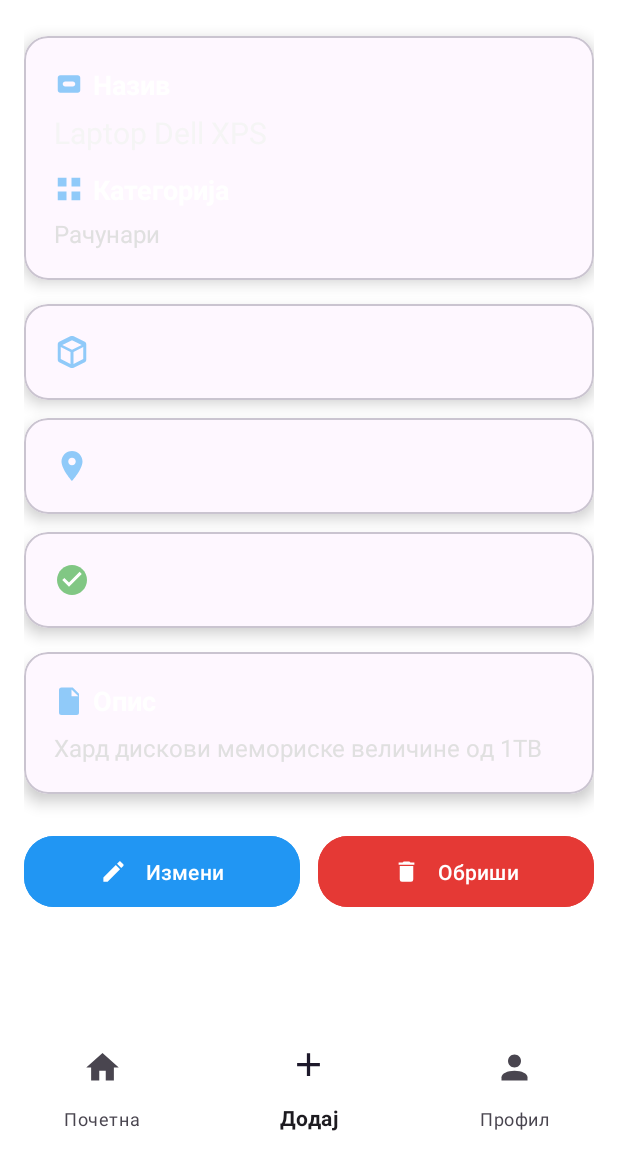
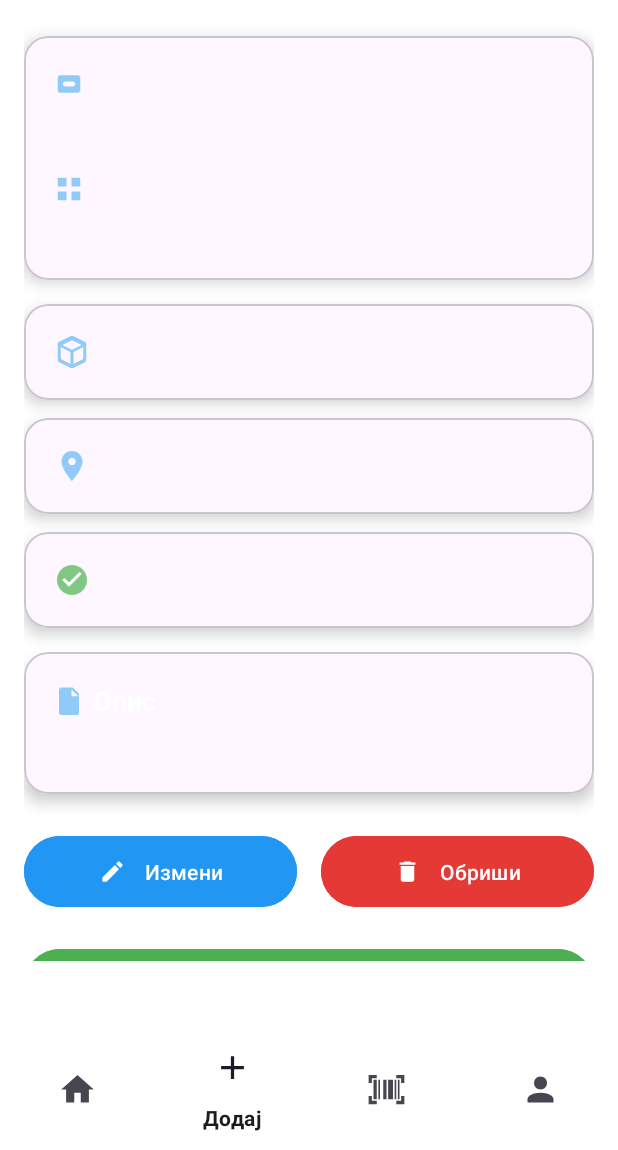
Before and after one commit to code028/inventar, an Android app: the fragment ItemDetailFragment placed in its activity, item 2 of the bottom bar chosen, on a phone screen of 412 x 824 dp, the part 86-1236 px from its top. Run offline under Robolectric (Android 15) with nearby library versions, the phone set to English and light mode, and no system bars; our stand-ins replace Dagger/Hilt's generated code, Firebase (no records; nobody signed in at launch, a user with empty details on screens opened directly), navigation-ui.

Commit message:
Qr Code added with gallery saving option

```diff
--- a/app/src/main/AndroidManifest.xml
+++ b/app/src/main/AndroidManifest.xml
@@ -1,6 +1,11 @@
 <?xml version="1.0" encoding="utf-8"?>
 <manifest xmlns:android="http://schemas.android.com/apk/res/android"
     xmlns:tools="http://schemas.android.com/tools">
+    <uses-permission-sdk-23 android:name="android.permission.CAMERA"/>
+    <uses-permission android:name="android.permission.WRITE_EXTERNAL_STORAGE"
+        android:maxSdkVersion="28"/>
+    <uses-permission android:name="android.permission.READ_EXTERNAL_STORAGE"/>
+
 
     <application
         android:name=".InventoryApp"
--- a/app/src/main/java/com/code028/inventoryapp/data/repository/InventoryRepository.kt
+++ b/app/src/main/java/com/code028/inventoryapp/data/repository/InventoryRepository.kt
@@ -22,7 +22,6 @@ class InventoryRepository @Inject constructor(
             )
         )
     }
-
 
     fun getUserItems(userId: String) =
         inventoryRef
--- a/app/src/main/java/com/code028/inventoryapp/ui/inventory/InventoryViewModel.kt
+++ b/app/src/main/java/com/code028/inventoryapp/ui/inventory/InventoryViewModel.kt
@@ -34,6 +34,5 @@ class InventoryViewModel @Inject constructor(
         val uid = authRepository.currentUser()?.uid ?: return onResult(emptyList())
         repo.getAllUserLocations(uid, onResult)
     }
-
-
+    fun getUserId(): String? = authRepository.currentUser()?.uid
 }
--- /dev/null
+++ b/app/src/main/res/drawable/ic_qr_code.xml
@@ -0,0 +1,21 @@
+<vector xmlns:android="http://schemas.android.com/apk/res/android"
+    android:width="24dp"
+    android:height="24dp"
+    android:viewportWidth="24"
+    android:viewportHeight="24">
+
+    <!-- Spoljni okvir -->
+    <path
+        android:fillColor="#FFFFFF"
+        android:pathData="M3,3h7v7H3zM14,3h7v7h-7zM3,14h7v7H3zM14,14h7v7h-7z" />
+
+    <!-- Unutrašње тачке (пиксели) -->
+    <path
+        android:fillColor="#FFFFFF"
+        android:pathData="M10,10h1v1h-1zM12,10h1v1h-1zM10,12h1v1h-1zM12,12h1v1h-1z" />
+
+    <!-- Још неколико блокова за осећај QR кода -->
+    <path
+        android:fillColor="#FFFFFF"
+        android:pathData="M16,11h2v2h-2zM18,16h2v2h-2zM6,16h2v2H6zM16,6h2v2h-2z" />
+</vector>
--- /dev/null
+++ b/app/src/main/res/drawable/qr_code_scanner.xml
@@ -0,0 +1,5 @@
+<vector xmlns:android="http://schemas.android.com/apk/res/android" android:height="24dp" android:tint="#E1D3D3" android:viewportHeight="960" android:viewportWidth="960" android:width="24dp">
+
+    <path android:fillColor="@android:color/white" android:pathData="M40,840L40,640L120,640L120,760L240,760L240,840L40,840ZM720,840L720,760L840,760L840,640L920,640L920,840L720,840ZM160,720L160,240L240,240L240,720L160,720ZM280,720L280,240L320,240L320,720L280,720ZM400,720L400,240L480,240L480,720L400,720ZM520,720L520,240L640,240L640,720L520,720ZM680,720L680,240L720,240L720,720L680,720ZM760,720L760,240L800,240L800,720L760,720ZM40,320L40,120L240,120L240,200L120,200L120,320L40,320ZM840,320L840,200L720,200L720,120L920,120L920,320L840,320Z"/>
+
+</vector>
--- a/app/src/main/res/layout/fragment_item_detail.xml
+++ b/app/src/main/res/layout/fragment_item_detail.xml
@@ -20,40 +20,6 @@
             android:textColor="#90CAF9"
             android:layout_marginBottom="24dp"
             android:layout_gravity="center"/>
-
-        <!-- Naziv и категорија -->
-<!--        <com.google.android.material.card.MaterialCardView-->
-<!--            android:layout_width="match_parent"-->
-<!--            android:layout_height="wrap_content"-->
-<!--            app:cardCornerRadius="16dp"-->
-<!--            app:cardElevation="6dp"-->
-<!--            android:layout_marginBottom="16dp">-->
-
-<!--            <LinearLayout-->
-<!--                android:layout_width="match_parent"-->
-<!--                android:layout_height="wrap_content"-->
-<!--                android:orientation="vertical"-->
-<!--                android:padding="20dp">-->
-
-<!--                <TextView-->
-<!--                    android:id="@+id/tvName"-->
-<!--                    android:layout_width="match_parent"-->
-<!--                    android:layout_height="wrap_content"-->
-<!--                    android:text=""-->
-<!--                    android:textSize="24sp"-->
-<!--                    android:textStyle="bold"-->
-<!--                    android:textColor="#FFFFFF" />-->
-
-<!--                <TextView-->
-<!--                    android:id="@+id/tvCategory"-->
-<!--                    android:layout_width="wrap_content"-->
-<!--                    android:layout_height="wrap_content"-->
-<!--                    android:text=""-->
-<!--                    android:textSize="16sp"-->
-<!--                    android:textColor="#E0E0E0"-->
-<!--                    android:layout_marginTop="4dp"/>-->
-<!--            </LinearLayout>-->
-<!--        </com.google.android.material.card.MaterialCardView>-->
 
         <!-- Naziv и категорија -->
         <com.google.android.material.card.MaterialCardView
@@ -87,7 +53,7 @@
                     <TextView
                         android:layout_width="wrap_content"
                         android:layout_height="wrap_content"
-                        android:text="Назив"
+                        android:text=""
                         android:textSize="18sp"
                         android:textStyle="bold"
                         android:textColor="#FFFFFF"/>
@@ -98,7 +64,7 @@
                     android:id="@+id/tvName"
                     android:layout_width="match_parent"
                     android:layout_height="wrap_content"
-                    android:text="Laptop Dell XPS"
+                    android:text=""
                     android:textSize="20sp"
                     android:textColor="#F5F5F5"
                     android:layout_marginBottom="12dp"/>
@@ -121,7 +87,7 @@
                     <TextView
                         android:layout_width="wrap_content"
                         android:layout_height="wrap_content"
-                        android:text="Категорија"
+                        android:text=""
                         android:textSize="18sp"
                         android:textStyle="bold"
                         android:textColor="#FFFFFF"/>
@@ -132,7 +98,7 @@
                     android:id="@+id/tvCategory"
                     android:layout_width="match_parent"
                     android:layout_height="wrap_content"
-                    android:text="Рачунари"
+                    android:text=""
                     android:textSize="16sp"
                     android:textColor="#E0E0E0"/>
             </LinearLayout>
@@ -278,7 +244,7 @@
                     android:id="@+id/tvDescription"
                     android:layout_width="match_parent"
                     android:layout_height="wrap_content"
-                    android:text="Хард дискови мемориске величине од 1TB"
+                    android:text=""
                     android:textSize="16sp"
                     android:textColor="#E0E0E0"/>
             </LinearLayout>
@@ -290,7 +256,7 @@
             android:layout_height="wrap_content"
             android:orientation="horizontal"
             android:gravity="center"
-            android:layout_marginBottom="32dp">
+            android:layout_marginBottom="16dp">
 
             <!-- Dugme za izmenu -->
             <com.google.android.material.button.MaterialButton
@@ -301,12 +267,13 @@
                 android:text="Измени"
                 android:textAllCaps="false"
                 android:backgroundTint="#2196F3"
-                android:textColor="#FFFFFF"
-                app:cornerRadius="20dp"
+                android:textColor="@android:color/white"
+                app:cornerRadius="24dp"
                 app:icon="@drawable/ic_edit"
                 app:iconGravity="textStart"
                 app:iconPadding="12dp"
-                android:layout_marginEnd="12dp"
+                app:elevation="4dp"
+                android:layout_marginEnd="8dp"
                 android:paddingVertical="14dp"/>
 
             <!-- Dugme za brisanje -->
@@ -318,13 +285,33 @@
                 android:text="Обриши"
                 android:textAllCaps="false"
                 android:backgroundTint="#E53935"
-                android:textColor="#FFFFFF"
-                app:cornerRadius="20dp"
+                android:textColor="@android:color/white"
+                app:cornerRadius="24dp"
                 app:icon="@drawable/ic_delete"
                 app:iconGravity="textStart"
                 app:iconPadding="12dp"
+                app:elevation="4dp"
+                android:layout_marginStart="8dp"
                 android:paddingVertical="14dp"/>
         </LinearLayout>
 
+        <!-- Dugme za QR kod -->
+        <com.google.android.material.button.MaterialButton
+            android:id="@+id/btnDownloadQr"
+            android:layout_width="match_parent"
+            android:layout_height="wrap_content"
+            android:text="Преузми QR код"
+            android:textAllCaps="false"
+            android:backgroundTint="#4CAF50"
+            android:textColor="@android:color/white"
+            app:cornerRadius="24dp"
+            app:icon="@drawable/ic_qr_code"
+            app:iconGravity="textStart"
+            app:iconPadding="12dp"
+            app:elevation="6dp"
+            android:layout_marginTop="4dp"
+            android:paddingVertical="16dp"/>
+
     </LinearLayout>
+
 </ScrollView>
--- a/app/src/main/res/menu/bottom_nav_menu.xml
+++ b/app/src/main/res/menu/bottom_nav_menu.xml
@@ -9,6 +9,11 @@
         android:title="Додај"
         />
     <item
+        android:id="@+id/qrScanFragment"
+        android:icon="@drawable/qr_code_scanner"
+        android:title="Скенирај"
+        />
+    <item
         android:id="@+id/profileFragment"
         android:icon="@drawable/ic_profile"
         android:title="Профил"
--- a/app/src/main/res/navigation/nav_graph.xml
+++ b/app/src/main/res/navigation/nav_graph.xml
@@ -97,6 +97,16 @@
     </fragment>
 
     <fragment
+        android:id="@+id/qrScanFragment"
+        android:name="com.code028.inventoryapp.ui.qrCode.QrScannerFragment"
+        android:label="QR Scanner"
+        tools:layout="@layout/fragment_qr_scanner" >
+        <action
+            android:id="@+id/action_qrScanFragment_to_itemDetailFragment"
+            app:destination="@id/itemDetailFragment" />
+    </fragment>
+
+    <fragment
         android:id="@+id/profileFragment"
         android:name="com.code028.inventoryapp.ui.profile.ProfileFragment"
         android:label="Profile"
--- a/app/src/main/res/values/colors.xml
+++ b/app/src/main/res/values/colors.xml
@@ -28,5 +28,7 @@
     <color name="backgroundDark">#121212</color>
     <color name="textSecondaryDark">#BDBDBD</color>
 
+    <color name="errorMessage">#f70505</color>
+
 
 </resources>
```
Also changed, not shown: app/build.gradle.kts (+19 -1 lines), app/src/main/java/com/code028/inventoryapp/ui/inventory/ItemDetailFragment.kt (+89 -0 lines), app/src/main/java/com/code028/inventoryapp/ui/qrCode/QrScannerFragment.kt (added, +177 -0 lines), app/src/main/java/com/code028/inventoryapp/ui/qrCode/QrScannerViewModel.kt (added, +26 -0 lines), app/src/main/res/layout/fragment_qr_scanner.xml (added, +55 -0 lines).
